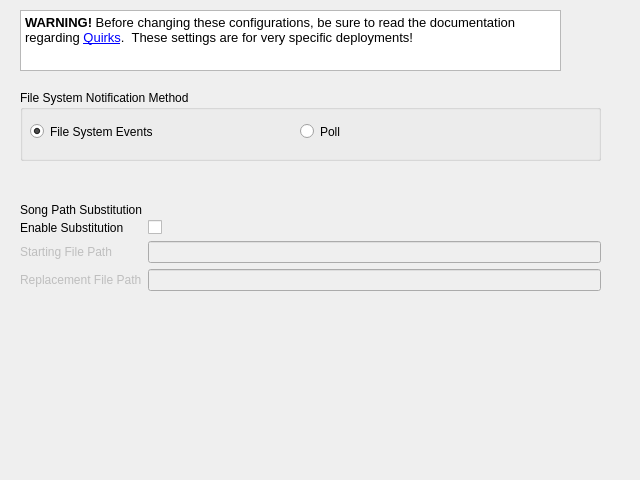
The window that nowplaying/resources/quirks_ui.ui (e1miran/Now-Playing-Serato) describes before a commit, drawn with Qt 5.
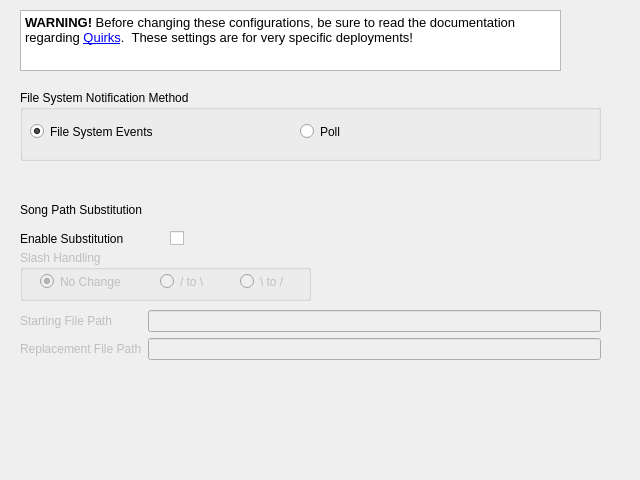
The same window after the commit. Icons and pictures are not drawn.

Commit message: Need slash handling quirk (#332)

Patch:
```diff
--- a/nowplaying/resources/quirks_ui.ui
+++ b/nowplaying/resources/quirks_ui.ui
@@ -86,13 +86,13 @@
    <property name="geometry">
     <rect>
      <x>20</x>
-     <y>220</y>
+     <y>310</y>
      <width>581</width>
-     <height>81</height>
+     <height>71</height>
     </rect>
    </property>
    <layout class="QFormLayout" name="song_path_layout">
-    <item row="1" column="0">
+    <item row="0" column="0">
      <widget class="QLabel" name="song_in_path_label">
       <property name="enabled">
        <bool>false</bool>
@@ -102,14 +102,21 @@
       </property>
      </widget>
     </item>
-    <item row="1" column="1">
+    <item row="0" column="1">
      <widget class="QLineEdit" name="song_in_path_lineedit">
       <property name="enabled">
        <bool>false</bool>
       </property>
      </widget>
     </item>
-    <item row="2" column="0">
+    <item row="1" column="1">
+     <widget class="QLineEdit" name="song_out_path_lineedit">
+      <property name="enabled">
+       <bool>false</bool>
+      </property>
+     </widget>
+    </item>
+    <item row="1" column="0">
      <widget class="QLabel" name="song_out_path_label">
       <property name="enabled">
        <bool>false</bool>
@@ -119,23 +126,6 @@
       </property>
      </widget>
     </item>
-    <item row="2" column="1">
-     <widget class="QLineEdit" name="song_out_path_lineedit">
-      <property name="enabled">
-       <bool>false</bool>
-      </property>
-     </widget>
-    </item>
-    <item row="0" column="0">
-     <widget class="QLabel" name="song_subst_label">
-      <property name="text">
-       <string>Enable Substitution</string>
-      </property>
-     </widget>
-    </item>
-    <item row="0" column="1">
-     <widget class="QCheckBox" name="song_subst_checkbox"/>
-    </item>
    </layout>
   </widget>
   <widget class="QLabel" name="song_path_label">
@@ -151,6 +141,87 @@
     <string>Song Path Substitution</string>
    </property>
   </widget>
+  <widget class="QLabel" name="song_subst_label">
+   <property name="geometry">
+    <rect>
+     <x>20</x>
+     <y>230</y>
+     <width>127</width>
+     <height>17</height>
+    </rect>
+   </property>
+   <property name="text">
+    <string>Enable Substitution</string>
+   </property>
+  </widget>
+  <widget class="QCheckBox" name="song_subst_checkbox">
+   <property name="geometry">
+    <rect>
+     <x>170</x>
+     <y>230</y>
+     <width>21</width>
+     <height>16</height>
+    </rect>
+   </property>
+  </widget>
+  <widget class="QGroupBox" name="slash_radio">
+   <property name="enabled">
+    <bool>false</bool>
+   </property>
+   <property name="geometry">
+    <rect>
+     <x>20</x>
+     <y>250</y>
+     <width>291</width>
+     <height>51</height>
+    </rect>
+   </property>
+   <property name="title">
+    <string>Slash Handling</string>
+   </property>
+   <widget class="QRadioButton" name="slash_nochange">
+    <property name="geometry">
+     <rect>
+      <x>20</x>
+      <y>20</y>
+      <width>106</width>
+      <height>23</height>
+     </rect>
+    </property>
+    <property name="text">
+     <string>No Change</string>
+    </property>
+    <property name="checked">
+     <bool>true</bool>
+    </property>
+   </widget>
+   <widget class="QRadioButton" name="slash_toback">
+    <property name="geometry">
+     <rect>
+      <x>140</x>
+      <y>20</y>
+      <width>61</width>
+      <height>23</height>
+     </rect>
+    </property>
+    <property name="text">
+     <string>/ to \</string>
+    </property>
+   </widget>
+   <widget class="QRadioButton" name="slash_toforward">
+    <property name="geometry">
+     <rect>
+      <x>220</x>
+      <y>20</y>
+      <width>61</width>
+      <height>23</height>
+     </rect>
+    </property>
+    <property name="text">
+     <string>\ to /</string>
+    </property>
+   </widget>
+  </widget>
  </widget>
  <resources>
   <include location="settings.qrc"/>
```
Left out of the diff: 16 changed lines with no effect on the pictures. The commit also changes 5 other files.
